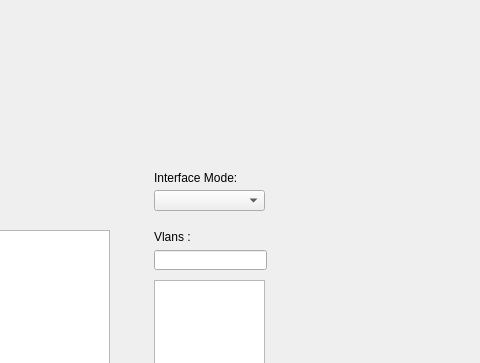
Before: the Qt Designer form data/ui/commissioning_tool.ui in qwertyjuju/NetworkManager, drawn with Qt 5; both pictures show x 186 to 666 and y 0 to 363 of the 800 by 600 pixel window.
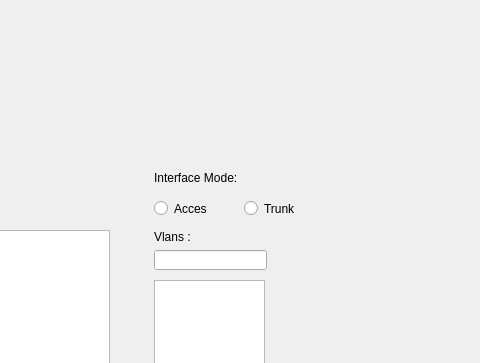
After: the same form once the commit is applied.

Patch:
```diff
--- a/data/ui/commissioning_tool.ui
+++ b/data/ui/commissioning_tool.ui
@@ -125,16 +125,6 @@
      <string>Exit</string>
     </property>
    </widget>
-   <widget class="QComboBox" name="CB_mode_int">
-    <property name="geometry">
-     <rect>
-      <x>340</x>
-      <y>190</y>
-      <width>111</width>
-      <height>21</height>
-     </rect>
-    </property>
-   </widget>
    <widget class="QLabel" name="label_3">
     <property name="geometry">
      <rect>
@@ -207,6 +197,32 @@
      <string>Ports :</string>
     </property>
    </widget>
+   <widget class="QRadioButton" name="radioButton">
+    <property name="geometry">
+     <rect>
+      <x>340</x>
+      <y>200</y>
+      <width>82</width>
+      <height>17</height>
+     </rect>
+    </property>
+    <property name="text">
+     <string>Acces</string>
+    </property>
+   </widget>
+   <widget class="QRadioButton" name="radioButton_2">
+    <property name="geometry">
+     <rect>
+      <x>430</x>
+      <y>200</y>
+      <width>82</width>
+      <height>17</height>
+     </rect>
+    </property>
+    <property name="text">
+     <string>Trunk</string>
+    </property>
+   </widget>
   </widget>
  </widget>
  <resources/>
```
